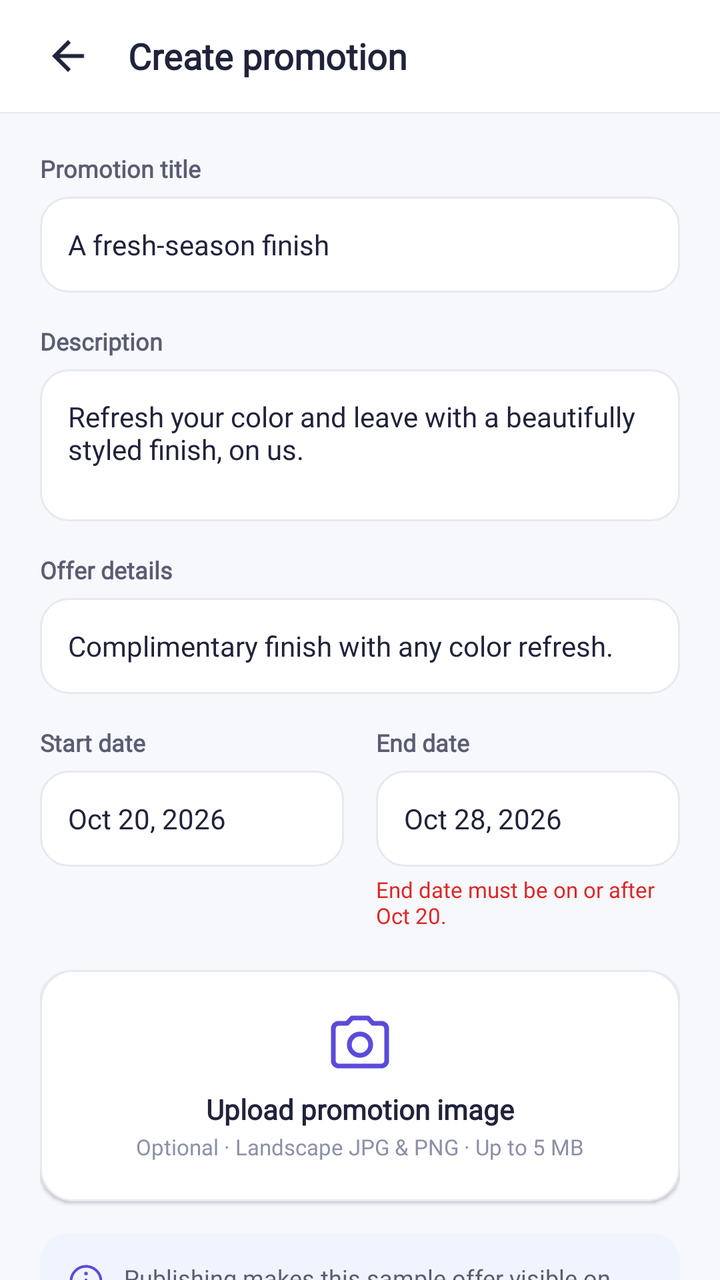
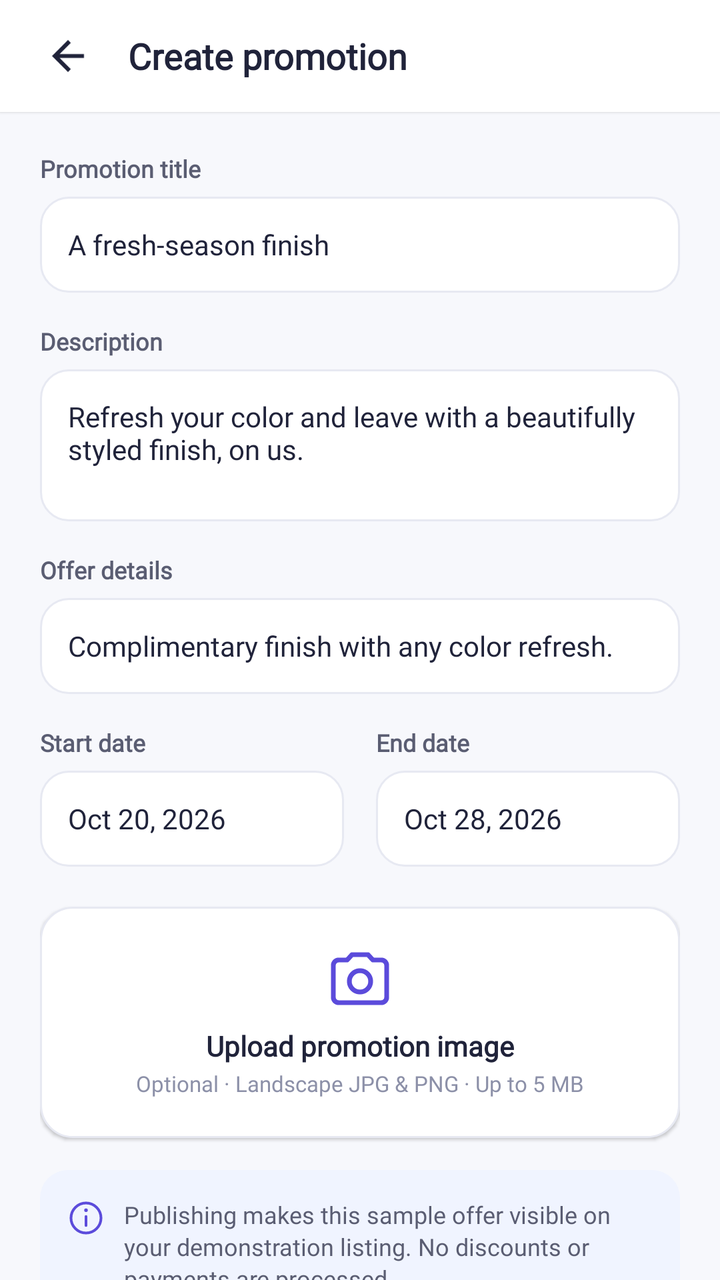

Compare the two renders of this Android layout. The source of the first and the diff that turns it into the second are given below.
<!-- AndroidManifest.xml: application theme Theme.BizBridgeApp -->
<!-- res/layout/fragment_owner_create_promotion.xml -->
<?xml version="1.0" encoding="utf-8"?>
<LinearLayout
    xmlns:android="http://schemas.android.com/apk/res/android"
    xmlns:app="http://schemas.android.com/apk/res-auto"
    android:layout_width="match_parent"
    android:layout_height="match_parent"
    android:background="@color/background"
    android:orientation="vertical">

    
    <RelativeLayout
        android:layout_width="match_parent"
        android:layout_height="56dp"
        android:background="@color/surface_white"
        android:elevation="1dp"
        android:paddingStart="16dp"
        android:paddingEnd="16dp">

        <ImageView
            android:id="@+id/btn_back_create_promo"
            android:layout_width="36dp"
            android:layout_height="36dp"
            android:layout_centerVertical="true"
            android:background="?attr/selectableItemBackgroundBorderless"
            android:contentDescription="Back"
            android:padding="6dp"
            android:src="@drawable/ic_arrow_back"
            app:tint="@color/text_primary" />

        <TextView
            android:id="@+id/tv_create_promo_title"
            android:layout_width="wrap_content"
            android:layout_height="wrap_content"
            android:layout_centerVertical="true"
            android:layout_marginStart="12dp"
            android:layout_toEndOf="@id/btn_back_create_promo"
            android:fontFamily="@font/inter_variable"
            android:text="Create promotion"
            android:textColor="@color/text_primary"
            android:textSize="18sp"
            android:textStyle="bold" />
    </RelativeLayout>

    <androidx.core.widget.NestedScrollView
        android:layout_width="match_parent"
        android:layout_height="0dp"
        android:layout_weight="1"
        android:fillViewport="true">

        <LinearLayout
            android:layout_width="match_parent"
            android:layout_height="wrap_content"
            android:orientation="vertical"
            android:padding="20dp">

            
            <TextView
                android:layout_width="wrap_content"
                android:layout_height="wrap_content"
                android:fontFamily="@font/inter_variable"
                android:text="Promotion title"
                android:textColor="@color/text_secondary"
                android:textSize="12sp"
                android:textStyle="bold" />

            <EditText
                android:id="@+id/et_promo_title"
                android:layout_width="match_parent"
                android:layout_height="48dp"
                android:layout_marginTop="6dp"
                android:background="@drawable/bg_input_field"
                android:fontFamily="@font/inter_variable"
                android:paddingStart="14dp"
                android:paddingEnd="14dp"
                android:text="A fresh-season finish"
                android:textColor="@color/text_primary"
                android:textSize="14sp" />

            
            <TextView
                android:layout_width="wrap_content"
                android:layout_height="wrap_content"
                android:layout_marginTop="16dp"
                android:fontFamily="@font/inter_variable"
                android:text="Description"
                android:textColor="@color/text_secondary"
                android:textSize="12sp"
                android:textStyle="bold" />

            <EditText
                android:id="@+id/et_promo_description"
                android:layout_width="match_parent"
                android:layout_height="76dp"
                android:layout_marginTop="6dp"
                android:background="@drawable/bg_input_field"
                android:fontFamily="@font/inter_variable"
                android:gravity="top"
                android:padding="14dp"
                android:text="Refresh your color and leave with a beautifully styled finish, on us."
                android:textColor="@color/text_primary"
                android:textSize="14sp" />

            
            <TextView
                android:layout_width="wrap_content"
                android:layout_height="wrap_content"
                android:layout_marginTop="16dp"
                android:fontFamily="@font/inter_variable"
                android:text="Offer details"
                android:textColor="@color/text_secondary"
                android:textSize="12sp"
                android:textStyle="bold" />

            <EditText
                android:id="@+id/et_promo_offer_details"
                android:layout_width="match_parent"
                android:layout_height="48dp"
                android:layout_marginTop="6dp"
                android:background="@drawable/bg_input_field"
                android:fontFamily="@font/inter_variable"
                android:paddingStart="14dp"
                android:paddingEnd="14dp"
                android:text="Complimentary finish with any color refresh."
                android:textColor="@color/text_primary"
                android:textSize="14sp" />

            
            <LinearLayout
                android:layout_width="match_parent"
                android:layout_height="wrap_content"
                android:layout_marginTop="16dp"
                android:orientation="horizontal">

                <LinearLayout
                    android:layout_width="0dp"
                    android:layout_height="wrap_content"
                    android:layout_marginEnd="8dp"
                    android:layout_weight="1"
                    android:orientation="vertical">

                    <TextView
                        android:layout_width="wrap_content"
                        android:layout_height="wrap_content"
                        android:fontFamily="@font/inter_variable"
                        android:text="Start date"
                        android:textColor="@color/text_secondary"
                        android:textSize="12sp"
                        android:textStyle="bold" />

                    <EditText
                        android:id="@+id/et_promo_start_date"
                        android:layout_width="match_parent"
                        android:layout_height="48dp"
                        android:layout_marginTop="6dp"
                        android:background="@drawable/bg_input_field"
                        android:fontFamily="@font/inter_variable"
                        android:paddingStart="14dp"
                        android:paddingEnd="14dp"
                        android:text="Oct 20, 2026"
                        android:textColor="@color/text_primary"
                        android:textSize="14sp" />
                </LinearLayout>

                <LinearLayout
                    android:layout_width="0dp"
                    android:layout_height="wrap_content"
                    android:layout_marginStart="8dp"
                    android:layout_weight="1"
                    android:orientation="vertical">

                    <TextView
                        android:layout_width="wrap_content"
                        android:layout_height="wrap_content"
                        android:fontFamily="@font/inter_variable"
                        android:text="End date"
                        android:textColor="@color/text_secondary"
                        android:textSize="12sp"
                        android:textStyle="bold" />

                    <EditText
                        android:id="@+id/et_promo_end_date"
                        android:layout_width="match_parent"
                        android:layout_height="48dp"
                        android:layout_marginTop="6dp"
                        android:background="@drawable/bg_input_field"
                        android:fontFamily="@font/inter_variable"
                        android:paddingStart="14dp"
                        android:paddingEnd="14dp"
                        android:text="Oct 28, 2026"
                        android:textColor="@color/text_primary"
                        android:textSize="14sp" />

                    <TextView
                        android:id="@+id/tv_promo_end_date_error"
                        android:layout_width="wrap_content"
                        android:layout_height="wrap_content"
                        android:layout_marginTop="4dp"
                        android:fontFamily="@font/inter_variable"
                        android:text="End date must be on or after Oct 20."
                        android:textColor="@color/error_text"
                        android:textSize="11sp"
                        android:visibility="GONE" />
                </LinearLayout>
            </LinearLayout>

            
            <LinearLayout
                android:id="@+id/box_upload_promo_image"
                android:layout_width="match_parent"
                android:layout_height="wrap_content"
                android:layout_marginTop="20dp"
                android:background="@drawable/bg_card_white"
                android:clickable="true"
                android:elevation="1dp"
                android:focusable="true"
                android:gravity="center"
                android:orientation="vertical"
                android:padding="20dp">

                <ImageView
                    android:layout_width="32dp"
                    android:layout_height="32dp"
                    android:src="@drawable/ic_camera"
                    app:tint="@color/primary" />

                <TextView
                    android:layout_width="wrap_content"
                    android:layout_height="wrap_content"
                    android:layout_marginTop="8dp"
                    android:fontFamily="@font/inter_variable"
                    android:text="Upload promotion image"
                    android:textColor="@color/text_primary"
                    android:textSize="14sp"
                    android:textStyle="bold" />

                <TextView
                    android:layout_width="wrap_content"
                    android:layout_height="wrap_content"
                    android:layout_marginTop="2dp"
                    android:fontFamily="@font/inter_variable"
                    android:text="Optional · Landscape JPG &amp; PNG · Up to 5 MB"
                    android:textColor="@color/text_muted"
                    android:textSize="11sp" />
            </LinearLayout>

            
            <LinearLayout
                android:layout_width="match_parent"
                android:layout_height="wrap_content"
                android:layout_marginTop="16dp"
                android:background="@drawable/bg_info_card"
                android:orientation="horizontal"
                android:padding="14dp">

                <ImageView
                    android:layout_width="18dp"
                    android:layout_height="18dp"
                    android:layout_marginTop="1dp"
                    android:src="@drawable/ic_info_circle"
                    app:tint="@color/primary" />

                <TextView
                    android:layout_width="match_parent"
                    android:layout_height="wrap_content"
                    android:layout_marginStart="10dp"
                    android:fontFamily="@font/inter_variable"
                    android:lineSpacingExtra="2dp"
                    android:text="Publishing makes this sample offer visible on your demonstration listing. No discounts or payments are processed."
                    android:textColor="@color/text_secondary"
                    android:textSize="12sp" />
            </LinearLayout>

            
            <androidx.appcompat.widget.AppCompatButton
                android:id="@+id/btn_save_promo_draft"
                android:layout_width="match_parent"
                android:layout_height="48dp"
                android:layout_marginTop="24dp"
                android:background="@drawable/bg_button_secondary"
                android:fontFamily="@font/inter_variable"
                android:stateListAnimator="@null"
                android:text="Save Draft"
                android:textAllCaps="false"
                android:textColor="@color/primary"
                android:textSize="14sp"
                android:textStyle="bold" />

            <androidx.appcompat.widget.AppCompatButton
                android:id="@+id/btn_publish_promotion"
                android:layout_width="match_parent"
                android:layout_height="50dp"
                android:layout_marginTop="10dp"
                android:layout_marginBottom="24dp"
                android:background="@drawable/bg_button_primary"
                android:fontFamily="@font/inter_variable"
                android:stateListAnimator="@null"
                android:text="Publish Promotion"
                android:textAllCaps="false"
                android:textColor="@color/white"
                android:textSize="15sp"
                android:textStyle="bold" />

        </LinearLayout>
    </androidx.core.widget.NestedScrollView>

</LinearLayout>
<!-- resources referenced by this layout -->
<resources>
  <color name="background">#F7F8FC</color>
  <color name="error_text">#DC2626</color>
  <color name="primary">#5B4BDB</color>
  <color name="surface_white">#FFFFFF</color>
  <color name="text_muted">#8C90A8</color>
  <color name="text_primary">#20233A</color>
  <color name="text_secondary">#5A5D72</color>
  <color name="white">#FFFFFFFF</color>
  <!-- drawable bg_button_primary (drawable) -->
  <?xml version="1.0" encoding="utf-8"?>
  <ripple xmlns:android="http://schemas.android.com/apk/res/android"
      android:color="#33FFFFFF">
      <item>
          <shape android:shape="rectangle">
              <solid android:color="@color/primary" />
              <corners android:radius="@dimen/radius_button" />
          </shape>
      </item>
  </ripple>
  <!-- drawable bg_button_secondary (drawable) -->
  <?xml version="1.0" encoding="utf-8"?>
  <ripple xmlns:android="http://schemas.android.com/apk/res/android"
      android:color="#1A5B4BDB">
      <item>
          <shape android:shape="rectangle">
              <solid android:color="@color/surface_white" />
              <stroke
                  android:width="@dimen/stroke_subtle"
                  android:color="@color/border_subtle" />
              <corners android:radius="@dimen/radius_button" />
          </shape>
      </item>
  </ripple>
  <!-- drawable bg_card_white (drawable) -->
  <?xml version="1.0" encoding="utf-8"?>
  <shape xmlns:android="http://schemas.android.com/apk/res/android"
      android:shape="rectangle">
      <solid android:color="@color/surface_white" />
      <stroke
          android:width="@dimen/stroke_subtle"
          android:color="@color/border_subtle" />
      <corners android:radius="@dimen/radius_card" />
  </shape>
  <!-- drawable bg_info_card (drawable) -->
  <?xml version="1.0" encoding="utf-8"?>
  <shape xmlns:android="http://schemas.android.com/apk/res/android"
      android:shape="rectangle">
      <solid android:color="#F0F4FF" />
      <corners android:radius="14dp" />
  </shape>
  <!-- drawable ic_arrow_back (drawable) -->
  <vector xmlns:android="http://schemas.android.com/apk/res/android"
      android:width="24dp"
      android:height="24dp"
      android:viewportWidth="24"
      android:viewportHeight="24">
      <path
          android:fillColor="#20233A"
          android:pathData="M20,11H7.83l5.59,-5.59L12,4l-8,8 8,8 1.41,-1.41L7.83,13H20v-2z" />
  </vector>
  <!-- drawable ic_camera (drawable) -->
  <vector xmlns:android="http://schemas.android.com/apk/res/android"
      android:width="24dp"
      android:height="24dp"
      android:viewportWidth="24"
      android:viewportHeight="24">
      <path
          android:strokeColor="@color/primary"
          android:strokeWidth="1.8"
          android:strokeLineCap="round"
          android:strokeLineJoin="round"
          android:pathData="M9,3L7.17,5H4c-1.1,0 -2,0.9 -2,2v12c0,1.1 0.9,2 2,2h16c1.1,0 2,-0.9 2,-2V7c0,-1.1 -0.9,-2 -2,-2h-3.17L15,3H9z M12,17 A4,4 0 1,0 12,9 A4,4 0 1,0 12,17 Z" />
  </vector>
  <style name="Theme.BizBridgeApp" parent="Base.Theme.BizBridgeApp" />
  <dimen name="radius_button">14dp</dimen>
  <dimen name="stroke_subtle">1dp</dimen>
  <color name="border_subtle">#E7E9F2</color>
  <dimen name="radius_card">16dp</dimen>
  <dimen name="stroke_focused">1.5dp</dimen>
  <color name="border_focused">#5B4BDB</color>
  <dimen name="radius_input">14dp</dimen>
  <style name="Base.Theme.BizBridgeApp" parent="Theme.Material3.Light.NoActionBar">
          
          <item name="colorPrimary">@color/primary</item>
          <item name="colorOnPrimary">@color/white</item>
          <item name="colorSecondary">@color/secondary</item>
          <item name="colorOnSecondary">@color/white</item>
          <item name="android:windowBackground">@color/background</item>
          <item name="android:statusBarColor">@color/background</item>
          <item name="android:windowLightStatusBar">true</item>
          <item name="fontFamily">@font/inter_variable</item>
      </style>
  <color name="secondary">#20B8A6</color>
  <!-- unchanged entries left out for length: 2 -->
</resources>

<!-- the commit's change to res/layout/fragment_owner_create_promotion.xml (unified diff, before → after) -->
@@ -199,7 +199,7 @@
                         android:text="End date must be on or after Oct 20."
                         android:textColor="@color/error_text"
                         android:textSize="11sp"
-                        android:visibility="GONE" />
+                        android:visibility="gone" />
                 </LinearLayout>
             </LinearLayout>
 
